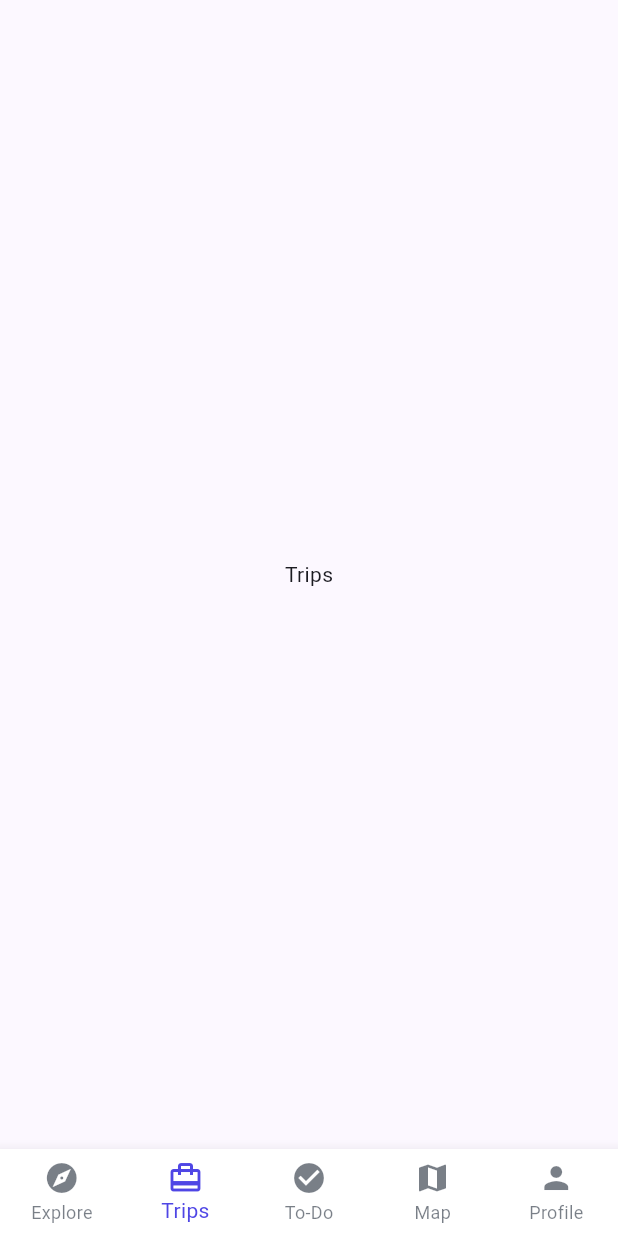
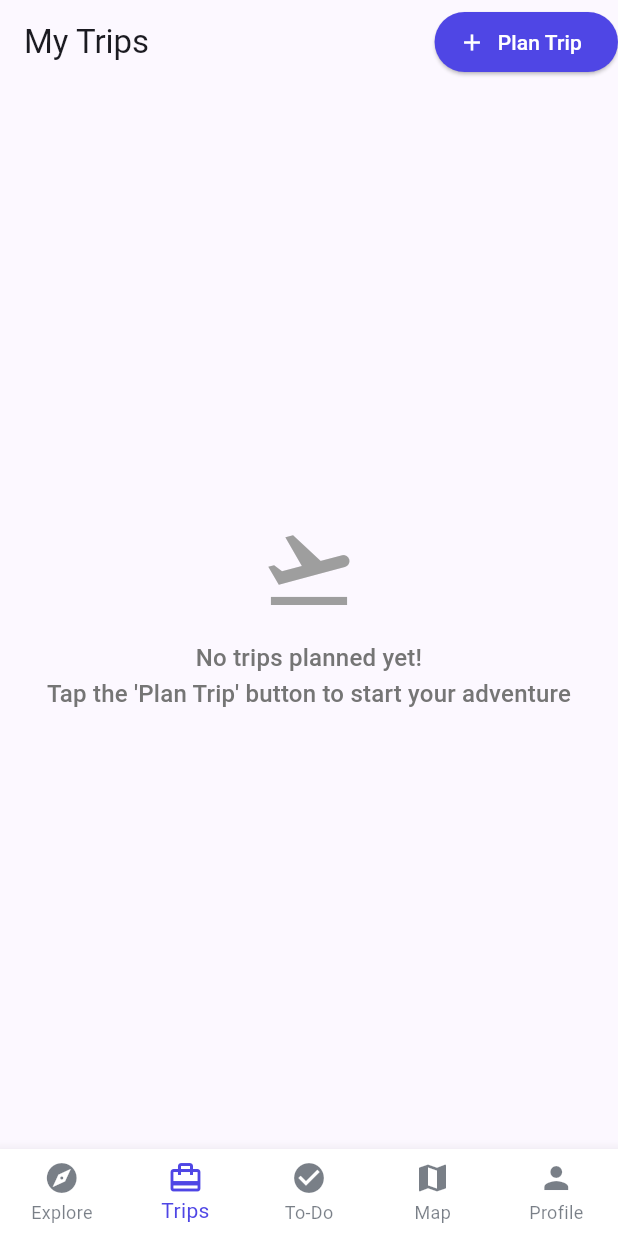
Before and after one commit to shidos5/tourist_app, a Flutter app: the screen it shows after launch, item 2 of the bottom bar chosen, on a phone screen of 412 x 824 dp. Run offline on Flutter 3.47's test engine with Material 3 defaults, Android fonts, the phone set to English and light mode, and no system bars; our stand-ins replace bloc, cached_network_image, equatable, flutter_bloc, flutter_dotenv, supabase_flutter; accounts and stored records are empty; network calls fail.

Commit message:
✨ Add Trips screen with Supabase integration (CRUD)

```diff
--- a/lib/main.dart
+++ b/lib/main.dart
@@ -13,8 +13,9 @@ Future <void> main()async {
     url: dotenv.env['SUPABASE_URL']!,
     anonKey: dotenv.env['SUPABASE_ANON_KEY']!,
   );
-  runApp(    BlocProvider(
-      create: (_) => AuthCubit(Supabase.instance.client),
+    final client = Supabase.instance.client;
+  runApp(BlocProvider(
+      create: (_) => AuthCubit(client)..checkAuthStatus(),
       child: const TouristApp(),
     ),);
 }
--- a/lib/services/unsplash_service.dart
+++ b/lib/services/unsplash_service.dart
@@ -1,3 +1,5 @@
+// ignore_for_file: avoid_print
+
 import 'dart:convert';
 import 'package:flutter_dotenv/flutter_dotenv.dart';
 import 'package:http/http.dart' as http;
--- a/lib/tourist_app.dart
+++ b/lib/tourist_app.dart
@@ -1,20 +1,13 @@
 import 'package:flutter/material.dart';
-import 'package:flutter_bloc/flutter_bloc.dart';
-import 'package:supabase_flutter/supabase_flutter.dart';
-import 'package:tourist_app/bloc/auth/auth_cubit.dart';
 import 'package:tourist_app/ui/color/app_colors.dart';
-import 'package:tourist_app/ui/screens/main_nav_screen.dart';
+import 'package:tourist_app/ui/screens/home/main_nav_screen.dart';
 
 class TouristApp extends StatelessWidget {
   const TouristApp({super.key});
 
   @override
   Widget build(BuildContext context) {
-     final client = Supabase.instance.client;
-
-    return BlocProvider(
-      create: (_) => AuthCubit(client)..checkAuthStatus(),
-      child: MaterialApp(
+    return MaterialApp(
       debugShowCheckedModeBanner: false,
       theme: ThemeData(
         primaryColor: AppColors.primary,
@@ -25,7 +18,6 @@ class TouristApp extends StatelessWidget {
         ),
       ),
       home: MainNavScreen(),
-      ),
     );
   }
 }
--- a/lib/ui/screens/main_nav_screen.dart
+++ b/lib/ui/screens/home/main_nav_screen.dart
@@ -1,6 +1,9 @@
+// ignore_for_file: deprecated_member_use
+
 import 'package:flutter/material.dart';
 import 'package:tourist_app/ui/color/app_colors.dart';
 import 'package:tourist_app/ui/screens/explore/explore.dart';
+import 'package:tourist_app/ui/screens/trip/trips_screen.dart';
 
 class MainNavScreen extends StatefulWidget {
   const MainNavScreen({super.key});
@@ -14,7 +17,7 @@ class _MainNavScreenState extends State<MainNavScreen> {
 
   final List<Widget> _screens = [
     ExploreScreen(),
-    Center(child: Text("Trips")),
+    TripsScreen(),
     Center(child: Text("To-Do")),
     Center(child: Text("Map")),
     Center(child: Text("Profile")),
--- a/lib/ui/screens/splash_screen.dart
+++ b/lib/ui/screens/splash/splash_screen.dart
@@ -1,7 +1,7 @@
 import 'package:flutter/material.dart';
 import 'package:supabase_flutter/supabase_flutter.dart';
 import 'package:tourist_app/ui/screens/auth/sign_in_screen.dart';
-import 'main_nav_screen.dart';
+import '../home/main_nav_screen.dart';
 
 class SplashScreen extends StatefulWidget {
   const SplashScreen({super.key});
--- /dev/null
+++ b/lib/ui/screens/trip/trips_screen.dart
@@ -0,0 +1,139 @@
+import 'package:flutter/material.dart';
+import 'package:supabase_flutter/supabase_flutter.dart';
+import 'package:tourist_app/ui/color/app_colors.dart';
+import 'package:tourist_app/ui/screens/trip/plan_trip_screen.dart';
+
+class TripsScreen extends StatefulWidget {
+  const TripsScreen({super.key});
+
+  @override
+  State<TripsScreen> createState() => _TripsScreenState();
+}
+
+class _TripsScreenState extends State<TripsScreen> {
+  final supabase = Supabase.instance.client;
+
+  Future<List<Map<String, dynamic>>> _fetchTrips() async {
+    try {
+      final user = supabase.auth.currentUser;
+      if (user == null) {
+        return [];
+      }
+      final response = await supabase
+          .from('trips')
+          .select()
+          .eq('user_id', user.id)
+          .order('created_at', ascending: false);
+      return List<Map<String, dynamic>>.from(response);
+    } catch (e) {
+      if (mounted) {
+        ScaffoldMessenger.of(context).showSnackBar(
+          SnackBar(content: Text("Error fetching trips: $e")),
+        );
+      }
+      return [];
+    }
+  }
+
+  Future<void> _deleteTrip(String id) async {
+    await supabase.from('trips').delete().eq('id', id);
+    setState(() {}); // refresh list
+  }
+
+  @override
+  Widget build(BuildContext context) {
+    return Scaffold(
+      appBar: AppBar(
+        title: const Text("My Trips"),
+        actions: [
+          ElevatedButton.icon(
+            style: ElevatedButton.styleFrom(
+              backgroundColor: AppColors.primary,
+            ),
+            onPressed: () {
+              Navigator.push(
+                context,
+                MaterialPageRoute(builder: (_) => const PlanTripScreen()),
+              ).then((_) => setState(() {}));
+            },
+            icon: const Icon(Icons.add, size: 18,color: AppColors.white,),
+            label: const Text("Plan Trip",style: TextStyle(color: AppColors.white)),
+          ),
+        ],
+      ),
+      body: FutureBuilder<List<Map<String, dynamic>>>(
+        future: _fetchTrips(),
+        builder: (context, snapshot) {
+          if (snapshot.connectionState == ConnectionState.waiting) {
+            return const Center(child: CircularProgressIndicator());
+          }
+
+          if (snapshot.hasError) {
+            return Center(
+              child: Text(
+                "Error loading trips\nPlease try again later",
+                textAlign: TextAlign.center,
+                style: TextStyle(color: Colors.red[700]),
+              ),
+            );
+          }
+
+          final trips = snapshot.data!;
+          if (trips.isEmpty) {
+            return Center(
+              child: Column(
+                mainAxisAlignment: MainAxisAlignment.center,
+                children: [
+                  const Icon(Icons.flight_takeoff, size: 64, color: Colors.grey),
+                  const SizedBox(height: 16),
+                  Text(
+                    "No trips planned yet!\nTap the 'Plan Trip' button to start your adventure",
+                    textAlign: TextAlign.center,
+                    style: Theme.of(context).textTheme.titleMedium?.copyWith(
+                          color: Colors.grey[600],
+                        ),
+                  ),
+                ],
+              ),
+            );
+          }
+          return ListView.builder(
+            itemCount: trips.length,
+            itemBuilder: (context, index) {
+              final trip = trips[index];
+              return Card(
+                margin: const EdgeInsets.all(12),
+                child: ListTile(
+                  title: Text(trip['destination']),
+                  subtitle: Text(
+                      "${trip['start_date']} → ${trip['end_date']} • ${trip['pace']}"),
+                  trailing: Row(
+                    mainAxisSize: MainAxisSize.min,
+                    children: [
+                      IconButton(
+                        icon: const Icon(Icons.edit, color: Colors.blue),
+                        onPressed: () {
+                          Navigator.push(
+                            context,
+                            MaterialPageRoute(
+                              builder: (_) =>
+                                  PlanTripScreen(existingTrip: trip),
+                            ),
+                          ).then((_) => setState(() {}));
+                        },
+                      ),
+                      IconButton(
+                        icon: const Icon(Icons.delete, color: Colors.red),
+                        onPressed: () => _deleteTrip(trip['id']),
+                      ),
+                    ],
+                  ),
+                ),
+              );
+            },
+          );
+        },
+      ),
+    );
+  }
+}
--- a/pubspec.yaml
+++ b/pubspec.yaml
@@ -38,6 +38,7 @@ dependencies:
   flutter_dotenv: ^6.0.0
   formz: ^0.8.0
   http: ^1.5.0
+  intl: ^0.20.2
   shared_preferences: ^2.5.3
   supabase: ^2.9.1
   supabase_flutter: ^2.10.1
```
Also changed, not shown: lib/ui/screens/explore/explore.dart (+32 -16 lines), lib/ui/screens/trip/plan_trip_screen.dart (added, +213 -0 lines), pubspec.lock. Lines whose indentation alone changed are shown as unchanged.
